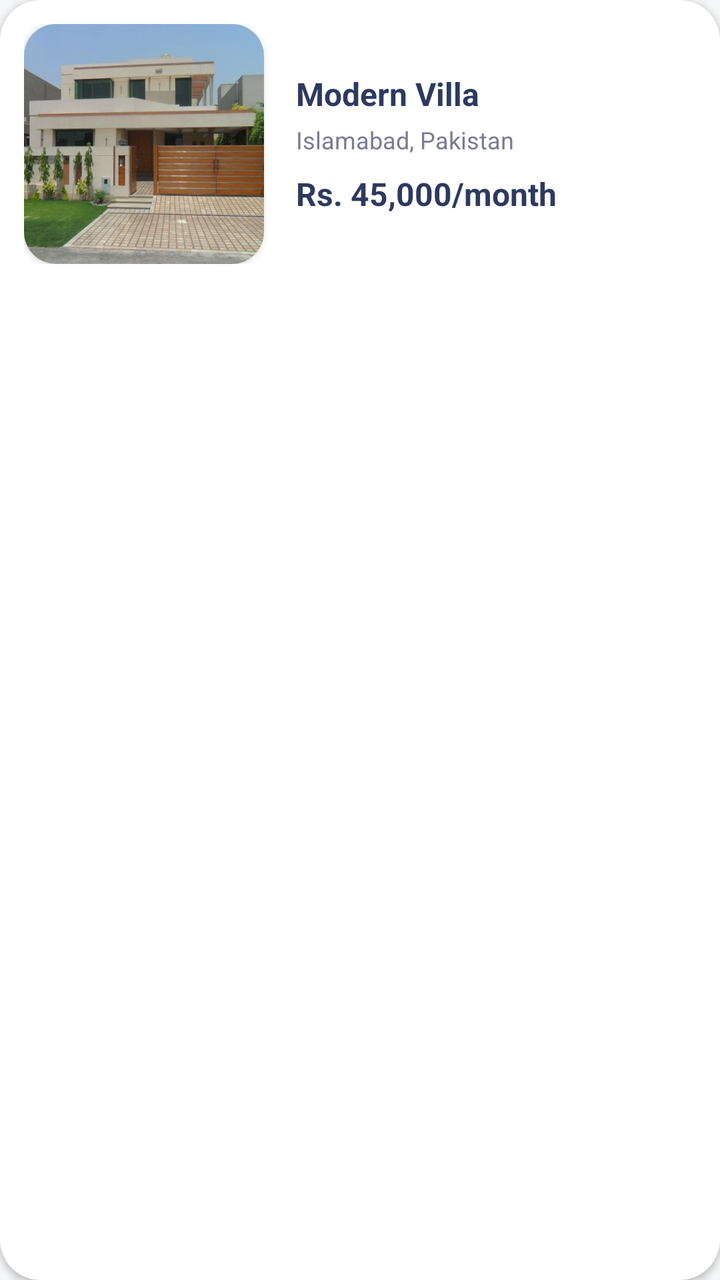
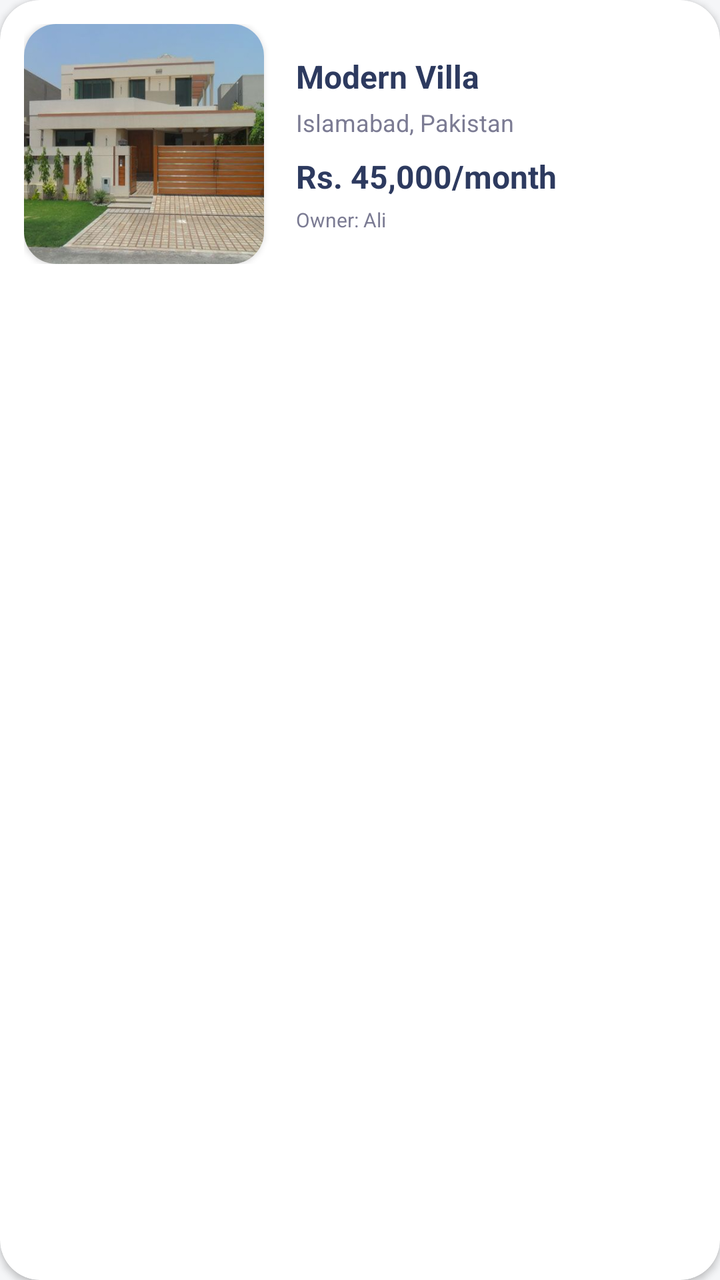

Before-and-after screenshots of an Android layout around one commit, followed by the original layout XML and the change that was made.
<!-- AndroidManifest.xml: application theme Theme.PropVision -->
<!-- res/layout/item_property_list.xml -->
<?xml version="1.0" encoding="utf-8"?>
<androidx.cardview.widget.CardView xmlns:android="http://schemas.android.com/apk/res/android"
    xmlns:app="http://schemas.android.com/apk/res-auto"
    android:layout_width="match_parent"
    android:layout_height="wrap_content"
    android:layout_marginVertical="8dp"
    app:cardCornerRadius="20dp"
    app:cardElevation="2dp">
    <LinearLayout
        android:layout_width="match_parent"
        android:layout_height="wrap_content"
        android:orientation="horizontal"
        android:padding="12dp">
        <androidx.cardview.widget.CardView
            android:layout_width="120dp"
            android:layout_height="120dp"
            app:cardCornerRadius="16dp">
            <ImageView
                android:id="@+id/propertyImage"
                android:layout_width="match_parent"
                android:layout_height="match_parent"
                android:scaleType="centerCrop"
                android:src="@drawable/feature_estate2" />
        </androidx.cardview.widget.CardView>
        <LinearLayout
            android:layout_width="match_parent"
            android:layout_height="match_parent"
            android:layout_marginStart="16dp"
            android:gravity="center_vertical"
            android:orientation="vertical">
            <TextView
                android:id="@+id/propertyName"
                android:layout_width="wrap_content"
                android:layout_height="wrap_content"
                android:text="Modern Villa"
                android:textColor="#2D3A5F"
                android:textSize="16sp"
                android:textStyle="bold" />
            <TextView
                android:id="@+id/propertyLocation"
                android:layout_width="wrap_content"
                android:layout_height="wrap_content"
                android:layout_marginTop="4dp"
                android:text="Islamabad, Pakistan"
                android:textColor="#7B7B93"
                android:textSize="12sp" />
            <TextView
                android:id="@+id/propertyPrice"
                android:layout_width="wrap_content"
                android:layout_height="wrap_content"
                android:layout_marginTop="8dp"
                android:text="Rs. 45,000/month"
                android:textColor="#2D3A5F"
                android:textStyle="bold"
                android:textSize="16sp" />
        </LinearLayout>
    </LinearLayout>
</androidx.cardview.widget.CardView>
<!-- resources referenced by this layout -->
<resources>
  <!-- drawable feature_estate2: png bitmap (drawable, 258639 bytes) -->
  <style name="Theme.PropVision" parent="Base.Theme.PropVision" />
  <style name="Base.Theme.PropVision" parent="Theme.MaterialComponents.Light.NoActionBar">
          
          <item name="android:windowBackground">#F5F6F8</item>
      </style>
</resources>

<!-- the commit's change to res/layout/item_property_list.xml (unified diff, before → after) -->
@@ -53,6 +53,43 @@
                 android:textColor="#2D3A5F"
                 android:textStyle="bold"
                 android:textSize="16sp" />
+
+            <LinearLayout
+                android:layout_width="match_parent"
+                android:layout_height="wrap_content"
+                android:layout_marginTop="4dp"
+                android:gravity="center_vertical"
+                android:orientation="horizontal">
+
+                <TextView
+                    android:id="@+id/ownerName"
+                    android:layout_width="0dp"
+                    android:layout_height="wrap_content"
+                    android:layout_weight="1"
+                    android:text="Owner: Ali"
+                    android:textColor="#7B7B93"
+                    android:textSize="10sp" />
+
+                <TextView
+                    android:id="@+id/ownerPhone"
+                    android:layout_width="wrap_content"
+                    android:layout_height="wrap_content"
+                    android:visibility="gone" />
+
+                <TextView
+                    android:id="@+id/ownerEmail"
+                    android:layout_width="wrap_content"
+                    android:layout_height="wrap_content"
+                    android:visibility="gone" />
+
+                <ImageView
+                    android:id="@+id/btnEditProperty"
+                    android:layout_width="20dp"
+                    android:layout_height="20dp"
+                    android:src="@android:drawable/ic_menu_edit"
+                    android:visibility="gone"
+                    app:tint="#234F68" />
+            </LinearLayout>
         </LinearLayout>
     </LinearLayout>
 </androidx.cardview.widget.CardView>
